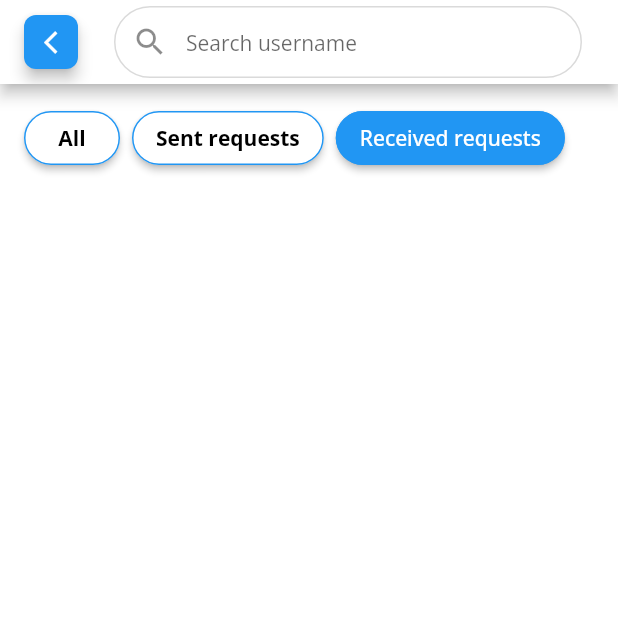
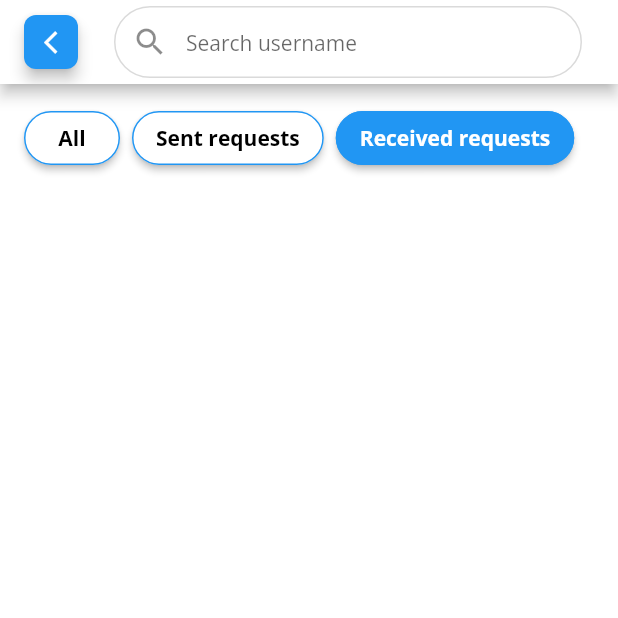
Before and after one commit to danlaanh202/social_chat_flutter_nestjs, a Flutter app: the UserSearchScreen screen opened directly with empty values, after a tap on "Received requests", on a phone screen of 412 x 824 dp, the top half of it. Run offline on Flutter 3.47's test engine with Material 2 defaults, Android fonts, the phone set to English and light mode, and no system bars; our stand-ins replace flutter_svg, google_fonts, lottie, shared_preferences; missing offline and left inert: floating_action_bubble; accounts and stored records are empty; network calls fail.

Commit message:
new commit

```diff
--- a/social_chat/lib/screens/ChatRoomScreen.dart
+++ b/social_chat/lib/screens/ChatRoomScreen.dart
@@ -42,7 +42,7 @@ class _ChatRoomScreenState extends State<ChatRoomScreen> {
             children: [
               IconButton(
                 onPressed: () {
-                  Navigator.pop(context);
+                  Navigator.pushNamed(context, "/home");
                 },
                 icon: Icon(
                   Icons.arrow_back,
--- a/social_chat/lib/screens/UserSearchScreen.dart
+++ b/social_chat/lib/screens/UserSearchScreen.dart
@@ -3,6 +3,7 @@ import 'package:flutter/services.dart';
 import 'package:social_chat/constants/social_colors.dart';
 import 'package:social_chat/models/DarkModeModel.dart';
 import 'package:social_chat/models/friend.model.dart';
+import 'package:social_chat/services/debounce.dart';
 import 'package:social_chat/services/friend_services.dart';
 import 'package:social_chat/widget/MySquareButton.dart';
 
@@ -16,40 +17,36 @@ class UserSearchScreen extends StatefulWidget {
 }
 
 class _UserSearchScreenState extends State<UserSearchScreen> {
+  List<Friend> _users = [];
+  int _typeIndex = 0;
   final _searchController = TextEditingController();
-  String _searchQuery = '';
-  List<Friend> _users = [];
+  static final Debouncer debouncer = Debouncer(milliseconds: 500);
   @override
   void initState() {
     super.initState();
-    _searchQuery = _searchController.text;
-    FriendServices.searchUsers(searchQuery: "").then((data) {
+    _callApiUsers("");
+    _searchController.addListener(_onSearchQueryChanged);
+  }
+
+  _callApiUsers(String searchQuery) {
+    FriendServices.searchUsers(searchQuery: searchQuery).then((data) {
       setState(() {
         _users = data;
       });
     });
   }
 
-  @override
-  void dispose() {
-    super.dispose();
-    _searchController.dispose();
+  _onSearchQueryChanged() {
+    debouncer.run(() {
+      _callApiUsers(_searchController.text);
+    });
   }
 
   @override
-  void didChangeDependencies() {
-    super.didChangeDependencies();
-    _searchController.addListener(() {
-      if (_searchController.text != _searchQuery) {
-        setState(() {
-          _searchQuery = _searchController.text;
-          FriendServices.searchUsers(searchQuery: _searchController.text)
-              .then((data) {
-            _users = data;
-          });
-        });
-      }
-    });
+  void dispose() {
+    _searchController.removeListener(_onSearchQueryChanged);
+    _searchController.dispose();
+    super.dispose();
   }
 
   @override
@@ -109,58 +106,15 @@ class _UserSearchScreenState extends State<UserSearchScreen> {
             child: Row(
               children: [
                 ElevatedButton(
-                  onPressed: () {},
-                  style: ButtonStyle(
-                    shape: MaterialStateProperty.all<RoundedRectangleBorder>(
-                      RoundedRectangleBorder(
-                        borderRadius: BorderRadius.circular(18.0),
-                        side: const BorderSide(color: Colors.blue),
-                      ),
-                    ),
-                    overlayColor: MaterialStateProperty.resolveWith(
-                      (states) {
-                        return states.contains(MaterialState.pressed)
-                            ? Color.fromARGB(255, 223, 236, 247)
-                            : null;
-                      },
-                    ),
-                    backgroundColor: MaterialStateProperty.all(Colors.white),
-                  ),
-                  child: const Text(
+                  onPressed: () {
+                    setState(() {
+                      _typeIndex = 0;
+                    });
+                  },
+                  style: _buttonStyle(0),
+                  child: Text(
                     "All",
-                    style: TextStyle(
-                      color: Colors.black,
-                      fontWeight: FontWeight.bold,
-                    ),
-                  ),
-                ),
-                const Padding(
-                  padding: EdgeInsets.symmetric(horizontal: 4),
-                ),
-                ElevatedButton(
-                  onPressed: () {},
-                  style: ButtonStyle(
-                    shape: MaterialStateProperty.all<RoundedRectangleBorder>(
-                      RoundedRectangleBorder(
-                        borderRadius: BorderRadius.circular(18.0),
-                        side: BorderSide(color: Colors.blue),
-                      ),
-                    ),
-                    overlayColor: MaterialStateProperty.resolveWith(
-                      (states) {
-                        return states.contains(MaterialState.pressed)
-                            ? Color.fromARGB(255, 223, 236, 247)
-                            : null;
-                      },
-                    ),
-                    backgroundColor: MaterialStateProperty.all(Colors.white),
-                  ),
-                  child: const Text(
-                    "Sent requests",
-                    style: TextStyle(
-                      color: Colors.black,
-                      fontWeight: FontWeight.bold,
-                    ),
+                    style: _textStyle(0),
                   ),
                 ),
                 const Padding(
@@ -168,25 +122,30 @@ class _UserSearchScreenState extends State<UserSearchScreen> {
                 ),
                 ElevatedButton(
                   onPressed: () {
-                    // Thực hiện một hành động nào đó khi button được chạm vào
+                    setState(() {
+                      _typeIndex = 1;
+                    });
                   },
-                  style: ButtonStyle(
-                    backgroundColor: MaterialStateProperty.all(Colors.blue),
-                    overlayColor: MaterialStateProperty.resolveWith(
-                      (states) {
-                        return states.contains(MaterialState.pressed)
-                            ? Color.fromARGB(255, 87, 182, 250)
-                            : null;
-                      },
-                    ),
-                    shape: MaterialStateProperty.all<RoundedRectangleBorder>(
-                      RoundedRectangleBorder(
-                        borderRadius: BorderRadius.circular(18.0),
-                        side: const BorderSide(color: Colors.blue),
-                      ),
-                    ),
+                  style: _buttonStyle(1),
+                  child: Text(
+                    "Sent requests",
+                    style: _textStyle(1),
                   ),
-                  child: Text('Received requests'),
+                ),
+                const Padding(
+                  padding: EdgeInsets.symmetric(horizontal: 4),
+                ),
+                ElevatedButton(
+                  onPressed: () {
+                    setState(() {
+                      _typeIndex = 2;
+                    });
+                  },
+                  style: _buttonStyle(2),
+                  child: Text(
+                    'Received requests',
+                    style: _textStyle(2),
+                  ),
                 )
               ],
             ),
@@ -197,21 +156,87 @@ class _UserSearchScreenState extends State<UserSearchScreen> {
                 itemCount: _users.length,
                 itemBuilder: (ctx, index) {
                   return SearchUserItem(
-                      username: _users[index].username,
-                      status: _users[index].friendStatus);
+                    user: _users[index],
+                  );
                 }),
           )
         ],
       ),
     );
   }
+
+  TextStyle _textStyle(int id) {
+    if (_typeIndex == id) {
+      return const TextStyle(
+        color: Colors.white,
+        fontWeight: FontWeight.bold,
+      );
+    } else {
+      return const TextStyle(
+        color: Colors.black,
+        fontWeight: FontWeight.bold,
+      );
+    }
+  }
+
+  ButtonStyle _buttonStyle(int id) {
+    if (_typeIndex == id) {
+      return ButtonStyle(
+        backgroundColor: MaterialStateProperty.all(Colors.blue),
+        overlayColor: MaterialStateProperty.resolveWith(
+          (states) {
+            return states.contains(MaterialState.pressed)
+                ? const Color.fromARGB(255, 87, 182, 250)
+                : null;
+          },
+        ),
+        shape: MaterialStateProperty.all<RoundedRectangleBorder>(
+          RoundedRectangleBorder(
+            borderRadius: BorderRadius.circular(18.0),
+            side: const BorderSide(color: Colors.blue),
+          ),
+        ),
+      );
+    } else {
+      return ButtonStyle(
+        shape: MaterialStateProperty.all<RoundedRectangleBorder>(
+          RoundedRectangleBorder(
+            borderRadius: BorderRadius.circular(18.0),
+            side: const BorderSide(color: Colors.blue),
+          ),
+        ),
+        overlayColor: MaterialStateProperty.resolveWith(
+          (states) {
+            return states.contains(MaterialState.pressed)
+                ? const Color.fromARGB(255, 223, 236, 247)
+                : null;
+          },
+        ),
+        backgroundColor: MaterialStateProperty.all(Colors.white),
+      );
+    }
+  }
 }
 
 class SearchUserItem extends StatelessWidget {
-  final String? username;
-  final String? status;
-  const SearchUserItem({Key? key, required this.username, required this.status})
-      : super(key: key);
+  final Friend user;
+  const SearchUserItem({Key? key, required this.user}) : super(key: key);
+
+  String _friendStatusText(String friendStatus) {
+    switch (friendStatus) {
+      case "FRIEND":
+        return "Remove Friend";
+      case "NO_STATUS":
+        return "Add Friend";
+      case "RECEIVED":
+        return "Accept";
+      case "SENT":
+        return "Thu hồi";
+
+      default:
+        return "";
+    }
+  }
 
   @override
   Widget build(BuildContext context) {
@@ -230,7 +255,7 @@ class SearchUserItem extends StatelessWidget {
               crossAxisAlignment: CrossAxisAlignment.start,
               children: [
                 Text(
-                  username!,
+                  user.username!,
                   style: const TextStyle(
                       fontSize: 16, fontWeight: FontWeight.w600),
                 ),
@@ -243,8 +268,10 @@ class SearchUserItem extends StatelessWidget {
                 backgroundColor: MaterialStateProperty.all(Colors.blue)),
             child: Text(
               // "Add friend",
-              status!,
-              style: const TextStyle(color: Colors.white),
+              _friendStatusText(user.friendStatus!),
+              style: const TextStyle(
+                color: Colors.white,
+              ),
             ),
           )
         ],
--- /dev/null
+++ b/social_chat/lib/services/debounce.dart
@@ -0,0 +1,16 @@
+import 'dart:async';
+
+import 'package:flutter/widgets.dart';
+
+class Debouncer {
+  final int milliseconds;
+  VoidCallback? action;
+  Timer? _timer;
+  Debouncer({required this.milliseconds});
+  run(VoidCallback action) {
+    if (_timer != null) {
+      _timer!.cancel();
+    }
+    _timer = Timer(Duration(milliseconds: milliseconds), action);
+  }
+}
--- a/social_chat/lib/services/friend_services.dart
+++ b/social_chat/lib/services/friend_services.dart
@@ -2,6 +2,7 @@ import 'dart:convert';
 
 import 'package:social_chat/models/friend.model.dart';
 import 'package:http/http.dart' as http;
+import 'package:social_chat/services/auth_services.dart';
 import 'package:social_chat/services/shared_pref_service.dart';
 
 class FriendServices {
@@ -26,6 +27,10 @@ class FriendServices {
     );
     if (response.statusCode == 200) {
       return parseFriend(response.body);
+    } else if (response.statusCode == 401) {
+      AuthServices.handle401Error();
+      throw Exception(
+          "Failed to load friends ${response.statusCode} $userId $accessToken");
     } else {
       throw Exception(
           "Failed to load friends ${response.statusCode} $userId $accessToken");
@@ -46,6 +51,10 @@ class FriendServices {
     );
     if (response.statusCode == 200) {
       return parseFriend(response.body);
+    } else if (response.statusCode == 401) {
+      AuthServices.handle401Error();
+      throw Exception(
+          "Failed to load friends ${response.statusCode} $userId $accessToken");
     } else {
       throw Exception(
           "Failed to load friends ${response.statusCode} $userId $accessToken");
```
Also changed, not shown: social_chat/lib/screens/FriendsScreen.dart (+28 -27 lines), social_chat/lib/services/auth_services.dart (+8 -0 lines), social_chat/lib/services/chat_services.dart (+7 -0 lines), social_chat/lib/services/shared_pref_service.dart (+0 -11 lines).
